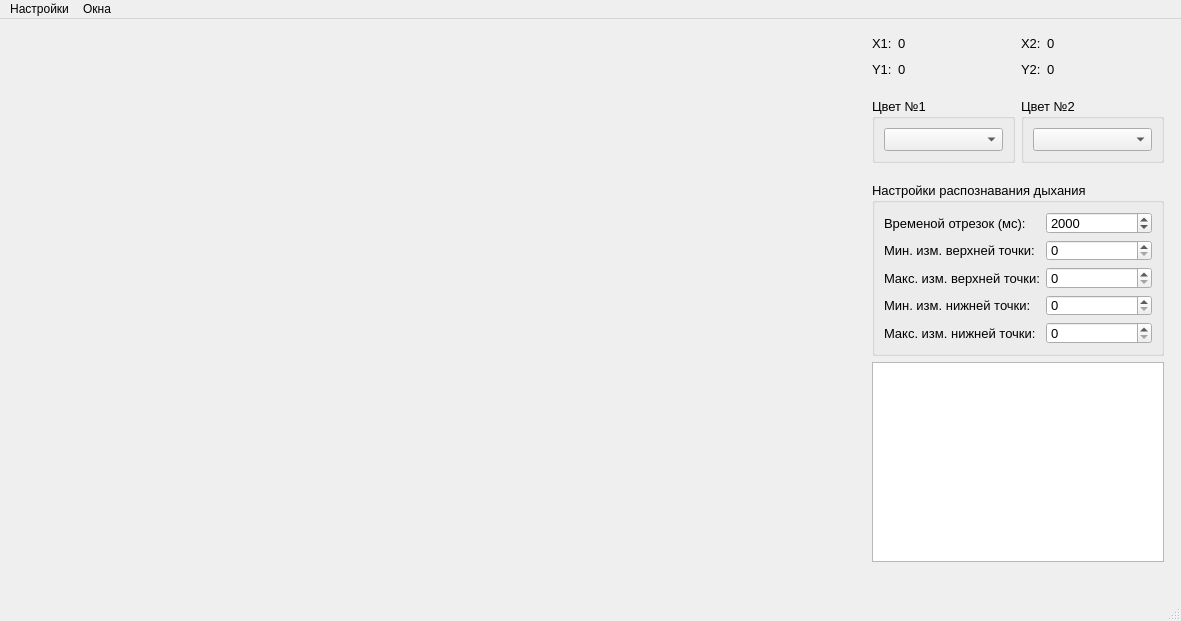
Above: data/ui/main_window.ui from gg-master/VISDOM_project before the change. Below: the same form after it.
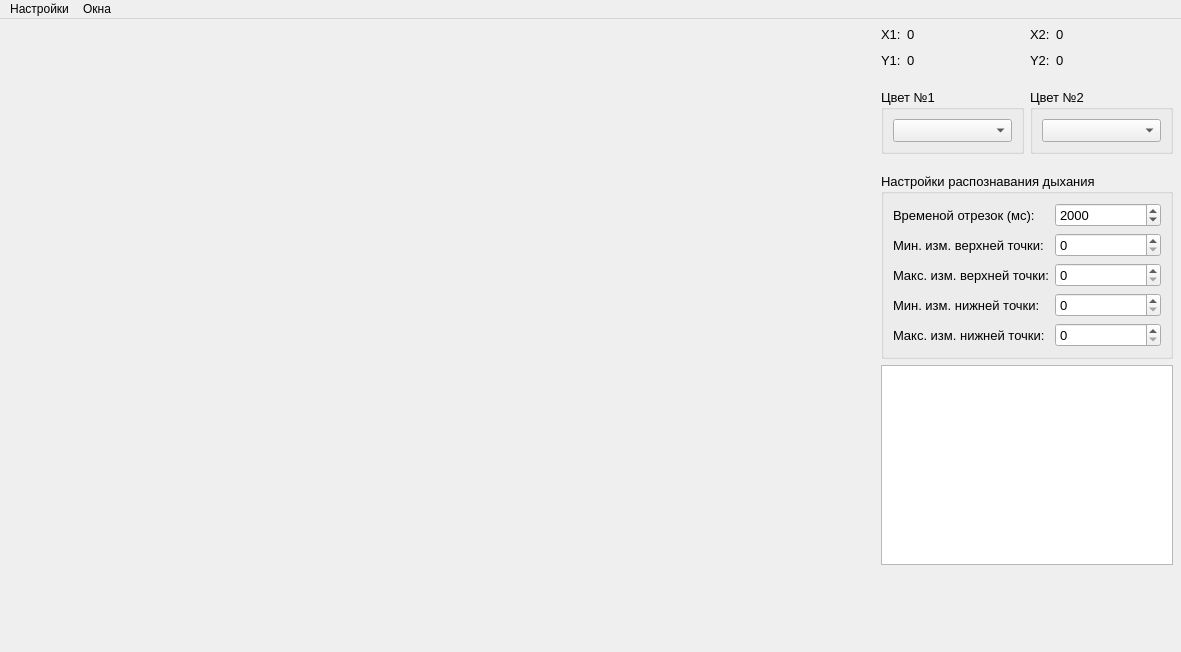
That is the form after the change. Custom widgets are drawn as their Qt base class.

Patch:
```diff
--- a/data/ui/main_window.ui
+++ b/data/ui/main_window.ui
@@ -7,13 +7,27 @@
     <x>0</x>
     <y>0</y>
     <width>1181</width>
-    <height>621</height>
+    <height>652</height>
    </rect>
   </property>
   <property name="windowTitle">
    <string>Главное окно</string>
   </property>
   <widget class="QWidget" name="centralwidget">
+   <layout class="QVBoxLayout" name="verticalLayout_2">
+    <property name="leftMargin">
+     <number>0</number>
+    </property>
+    <property name="topMargin">
+     <number>0</number>
+    </property>
+    <property name="rightMargin">
+     <number>0</number>
+    </property>
+    <property name="bottomMargin">
+     <number>0</number>
+    </property>
+    <item>
    <layout class="QHBoxLayout" name="horizontalLayout_4">
     <item>
      <widget class="QLabel" name="MainVideoBox">
@@ -499,6 +513,32 @@
      </layout>
     </item>
    </layout>
+    </item>
+    <item>
+     <widget class="QLabel" name="statusbar">
+      <property name="minimumSize">
+       <size>
+        <width>0</width>
+        <height>20</height>
+       </size>
+      </property>
+      <property name="font">
+       <font>
+        <pointsize>11</pointsize>
+       </font>
+      </property>
+      <property name="text">
+       <string/>
+      </property>
+      <property name="margin">
+       <number>0</number>
+      </property>
+      <property name="indent">
+       <number>10</number>
+      </property>
+     </widget>
+    </item>
+   </layout>
   </widget>
   <widget class="QMenuBar" name="menubar">
    <property name="geometry">
@@ -527,7 +567,6 @@
    <addaction name="Settings"/>
    <addaction name="open_graph_inWindow_list"/>
   </widget>
-  <widget class="QStatusBar" name="statusbar"/>
   <action name="color_range_settings">
    <property name="text">
     <string>Настройки цветового диапазона</string>
```
Lines whose indentation alone changed are shown as unchanged.
